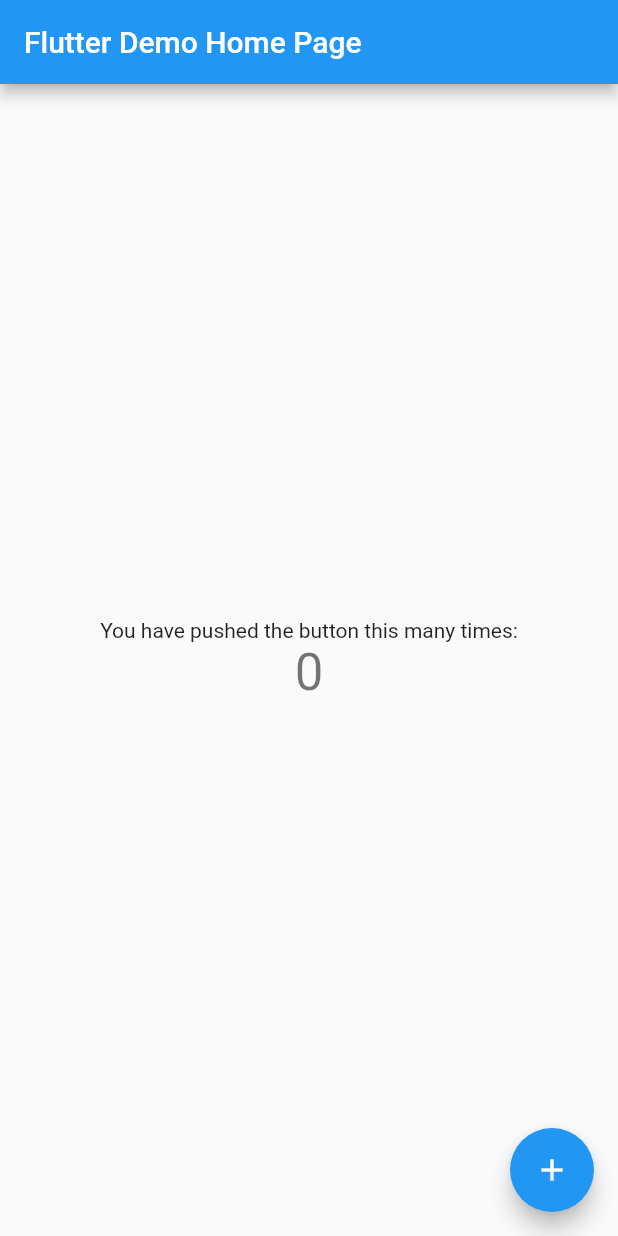
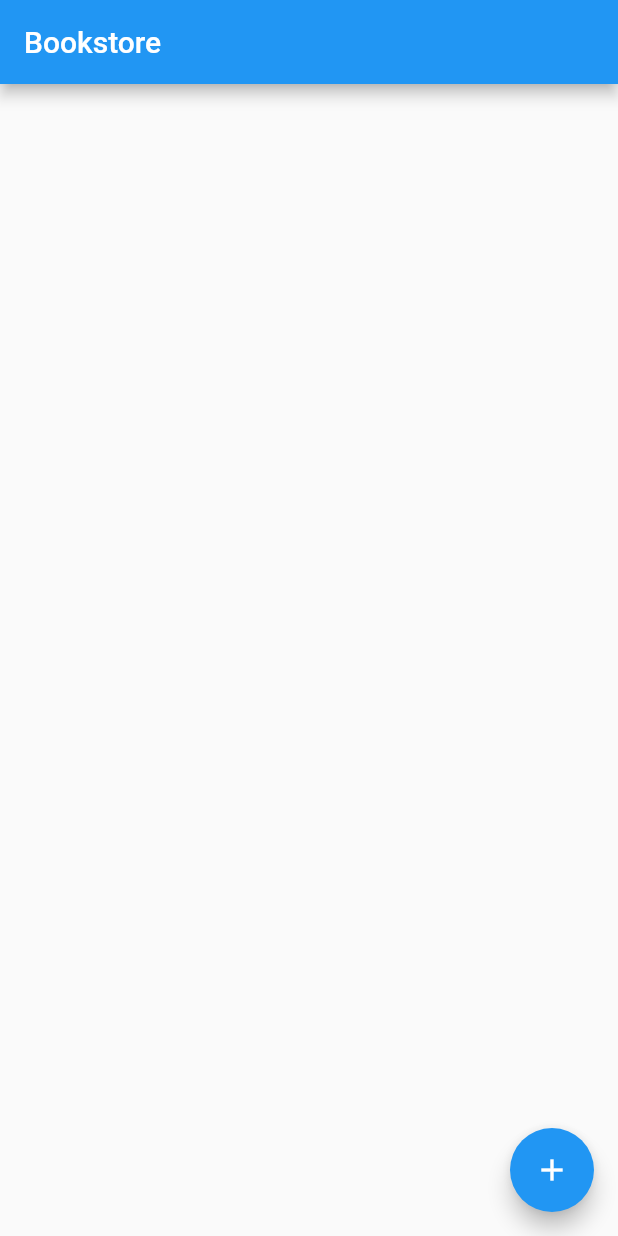
Before and after one commit to JossinAntony/flutter-bookstore-providerdemo, a Flutter app: the screen it shows after launch, on a phone screen of 412 x 824 dp. Run offline on Flutter 3.47's test engine with Material 2 defaults, Android fonts, the phone set to English and light mode, and no system bars.

Commit message:
UI pages framework set.

```diff
--- /dev/null
+++ b/lib/displayBooks.dart
@@ -0,0 +1,18 @@
+import 'package:flutter/material.dart';
+
+class DisplayBooks extends StatelessWidget {
+  @override
+  Widget build(BuildContext context) {
+    return Scaffold(
+      appBar: AppBar(
+        title: Text('Bookstore'),
+      ),
+      body: Container(),
+      floatingActionButton: FloatingActionButton(
+          onPressed: (){
+
+          },
+      child: Icon(Icons.add),),
+    );
+  }
+}
--- a/lib/main.dart
+++ b/lib/main.dart
@@ -1,117 +1,15 @@
 import 'package:flutter/material.dart';
+import 'package:booklist_providerdemo_flutter/displayBooks.dart';
 
 void main() {
   runApp(MyApp());
 }
 
 class MyApp extends StatelessWidget {
-  // This widget is the root of your application.
   @override
   Widget build(BuildContext context) {
     return MaterialApp(
-      title: 'Flutter Demo',
-      theme: ThemeData(
-        // This is the theme of your application.
-        //
-        // Try running your application with "flutter run". You'll see the
-        // application has a blue toolbar. Then, without quitting the app, try
-        // changing the primarySwatch below to Colors.green and then invoke
-        // "hot reload" (press "r" in the console where you ran "flutter run",
-        // or simply save your changes to "hot reload" in a Flutter IDE).
-        // Notice that the counter didn't reset back to zero; the application
-        // is not restarted.
-        primarySwatch: Colors.blue,
-        // This makes the visual density adapt to the platform that you run
-        // the app on. For desktop platforms, the controls will be smaller and
-        // closer together (more dense) than on mobile platforms.
-        visualDensity: VisualDensity.adaptivePlatformDensity,
-      ),
-      home: MyHomePage(title: 'Flutter Demo Home Page'),
+      home: DisplayBooks(),
     );
   }
 }
-
-class MyHomePage extends StatefulWidget {
-  MyHomePage({Key key, this.title}) : super(key: key);
-
-  // This widget is the home page of your application. It is stateful, meaning
-  // that it has a State object (defined below) that contains fields that affect
-  // how it looks.
-
-  // This class is the configuration for the state. It holds the values (in this
-  // case the title) provided by the parent (in this case the App widget) and
-  // used by the build method of the State. Fields in a Widget subclass are
-  // always marked "final".
-
-  final String title;
-
-  @override
-  _MyHomePageState createState() => _MyHomePageState();
-}
-
-class _MyHomePageState extends State<MyHomePage> {
-  int _counter = 0;
-
-  void _incrementCounter() {
-    setState(() {
-      // This call to setState tells the Flutter framework that something has
-      // changed in this State, which causes it to rerun the build method below
-      // so that the display can reflect the updated values. If we changed
-      // _counter without calling setState(), then the build method would not be
-      // called again, and so nothing would appear to happen.
-      _counter++;
-    });
-  }
-
-  @override
-  Widget build(BuildContext context) {
-    // This method is rerun every time setState is called, for instance as done
-    // by the _incrementCounter method above.
-    //
-    // The Flutter framework has been optimized to make rerunning build methods
-    // fast, so that you can just rebuild anything that needs updating rather
-    // than having to individually change instances of widgets.
-    return Scaffold(
-      appBar: AppBar(
-        // Here we take the value from the MyHomePage object that was created by
-        // the App.build method, and use it to set our appbar title.
-        title: Text(widget.title),
-      ),
-      body: Center(
-        // Center is a layout widget. It takes a single child and positions it
-        // in the middle of the parent.
-        child: Column(
-          // Column is also a layout widget. It takes a list of children and
-          // arranges them vertically. By default, it sizes itself to fit its
-          // children horizontally, and tries to be as tall as its parent.
-          //
-          // Invoke "debug painting" (press "p" in the console, choose the
-          // "Toggle Debug Paint" action from the Flutter Inspector in Android
-          // Studio, or the "Toggle Debug Paint" command in Visual Studio Code)
-          // to see the wireframe for each widget.
-          //
-          // Column has various properties to control how it sizes itself and
-          // how it positions its children. Here we use mainAxisAlignment to
-          // center the children vertically; the main axis here is the vertical
-          // axis because Columns are vertical (the cross axis would be
-          // horizontal).
-          mainAxisAlignment: MainAxisAlignment.center,
-          children: <Widget>[
-            Text(
-              'You have pushed the button this many times:',
-            ),
-            Text(
-              '$_counter',
-              style: Theme.of(context).textTheme.headline4,
-            ),
-          ],
-        ),
-      ),
-      floatingActionButton: FloatingActionButton(
-        onPressed: _incrementCounter,
-        tooltip: 'Increment',
-        child: Icon(Icons.add),
-      ), // This trailing comma makes auto-formatting nicer for build methods.
-    );
-  }
-}
```
